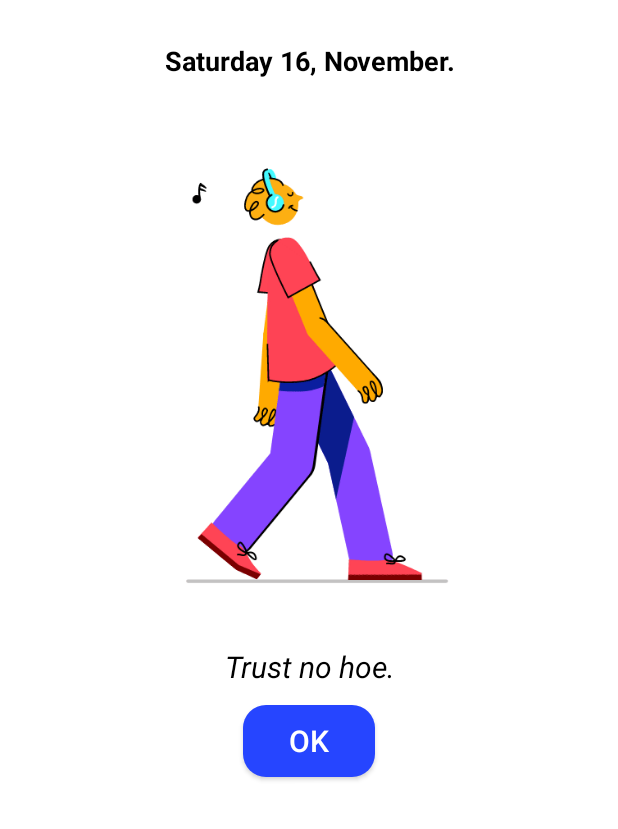
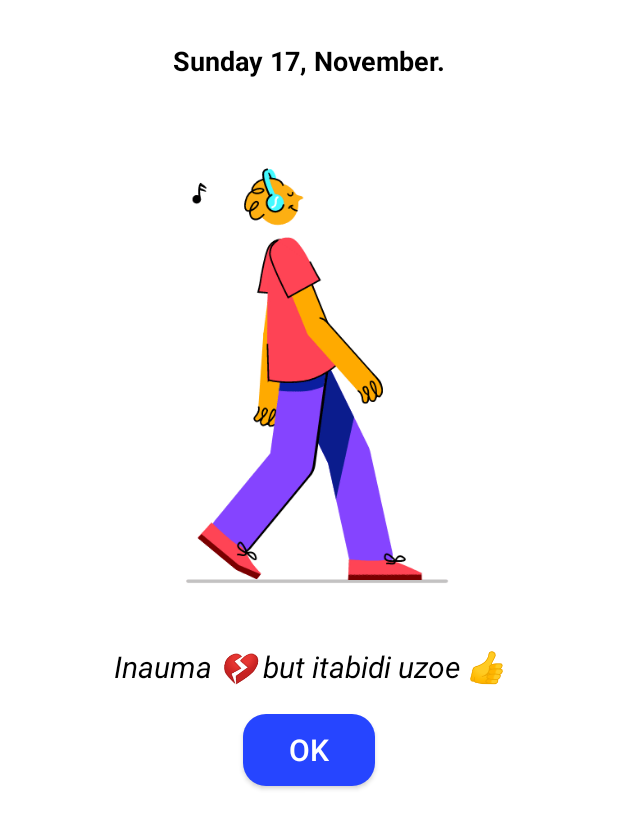
Before and after one commit to Martinmbiro/NOTEit, an Android app: the screen it shows after launch (SplashScreenActivity), on a phone screen of 412 x 824 dp. Shown: the top 829 px of the screen. Run offline under Robolectric (Android 15) with nearby library versions, the phone set to English and light mode, and no system bars.

Commit message:
Updated Quotes.java

```diff
--- a/app/src/main/java/com/vickikbt/notekeeper/Models/Quotes.java
+++ b/app/src/main/java/com/vickikbt/notekeeper/Models/Quotes.java
@@ -4,12 +4,12 @@ import java.util.Random;
 
 public class Quotes {
     String[] facts = {
+            "Bado gari ni gari 🚗 kwa dereva. 💯",
             "Love what you do, do what you love ❤.",
             "Ata ukuwe mtamu😋 aje hauwezi jikula...peana hiyo kitu🍑",
             "Nakata waba 🥃 nijifry liver",
             "Inauma 💔 but itabidi uzoe 👍",
-            "Trust no hoe.",
-            "Gari ni gari 🚗 kwa dereva."
+            "Trust no hoe."
     };
 
     public String getRandomFact() {
--- a/app/src/main/java/com/vickikbt/notekeeper/Room/NoteDatabase.java
+++ b/app/src/main/java/com/vickikbt/notekeeper/Room/NoteDatabase.java
@@ -44,9 +44,6 @@ public abstract class NoteDatabase  extends RoomDatabase {
 
         @Override
         protected Void doInBackground(Void... voids) {
-            dao.insert(new Entity("Title 1", "Description 1", 1));
-            dao.insert(new Entity("Title 2", "Description 2", 2));
-            dao.insert(new Entity("Title 3", "Description 3", 3));
             return null;
         }
     }
--- a/app/src/main/res/layout/activity_splashscreen.xml
+++ b/app/src/main/res/layout/activity_splashscreen.xml
@@ -1,5 +1,5 @@
 <?xml version="1.0" encoding="utf-8"?>
-<LinearLayout xmlns:android="http://schemas.android.com/apk/res/android"
+<RelativeLayout xmlns:android="http://schemas.android.com/apk/res/android"
     xmlns:app="http://schemas.android.com/apk/res-auto"
     xmlns:tools="http://schemas.android.com/tools"
     android:layout_width="match_parent"
@@ -12,7 +12,7 @@
         android:id="@+id/textView_date"
         android:layout_width="match_parent"
         android:layout_height="wrap_content"
-        android:text="Saturday 16, November."
+        android:text="Sunday 17, November."
         android:textColor="@color/Black"
         android:gravity="center"
         android:textSize="18sp"
@@ -25,6 +25,7 @@
         android:layout_height="350dp"
         android:src="@drawable/groovy_walk"
         android:layout_below="@id/textView_date"
+        android:layout_centerInParent="true"
         android:layout_marginTop="20dp"/>
 
     <TextView
@@ -33,6 +34,7 @@
         android:layout_height="wrap_content"
         android:text="Daily Quotes"
         android:textColor="@color/Black"
+        android:layout_below="@+id/gif_animation"
         android:gravity="center"
         android:textSize="20sp"
         android:textStyle="italic"
@@ -45,9 +47,11 @@
         android:text="OK"
         android:textColor="@color/White"
         android:background="@drawable/ok_button"
+        android:layout_below="@+id/textView_quote"
+        android:layout_centerHorizontal="true"
+        android:layout_marginTop="18dp"
         android:textSize="20sp"
-        android:layout_gravity="center"
-        android:layout_marginTop="12dp"/>
+        android:layout_gravity="center" />
 
 
-</LinearLayout>
+</RelativeLayout>
```
